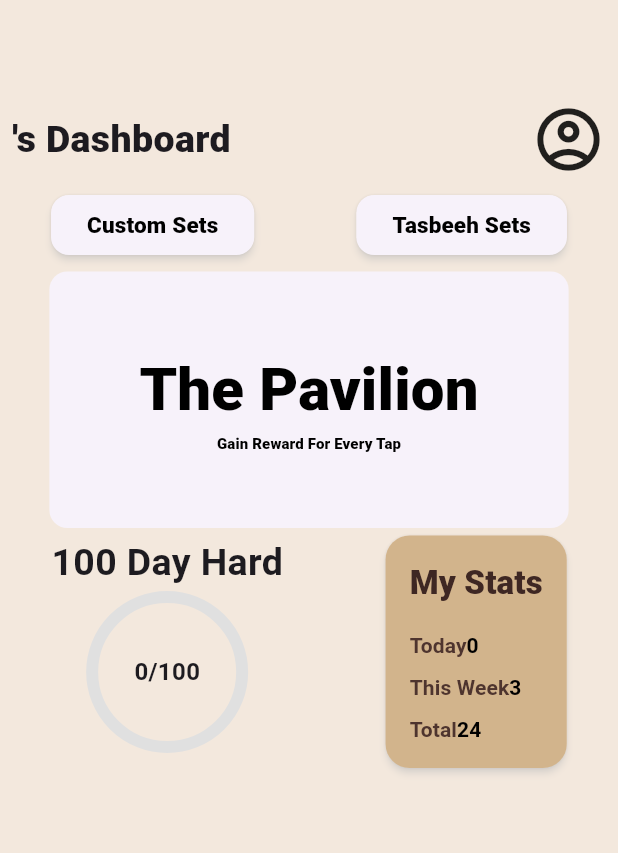
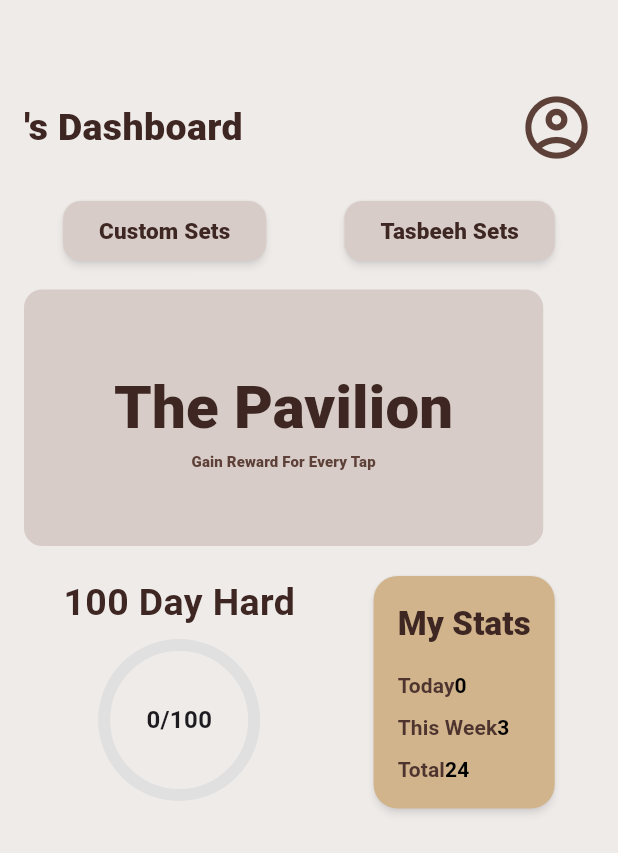
Before and after one commit to ZayanChaudhary044/dawam, a Flutter app: the HomePage screen opened directly with empty values, on a phone screen of 412 x 824 dp. Shown: the top 853 px of the screen. Run offline on Flutter 3.47's test engine with Material 3 defaults, Android fonts, the light colour scheme and no system bars; our stand-ins replace google_fonts.

Commit message:
Stats Table Added and Revamped colour palette

```diff
--- a/dawam/lib/components/stats-table.dart
+++ b/dawam/lib/components/stats-table.dart
@@ -9,7 +9,7 @@ class StatsTable extends StatelessWidget {
       onPressed: () {},
       style: ElevatedButton.styleFrom(
         elevation: 2,
-        backgroundColor: Color(0xFFD2B48C), // almond-chocolate background
+        backgroundColor: Color(0xFFD2B48C),
         padding: EdgeInsets.all(16),
         shadowColor: Colors.white,
         shape: RoundedRectangleBorder(
--- a/dawam/lib/pages/homepage.dart
+++ b/dawam/lib/pages/homepage.dart
@@ -8,15 +8,20 @@ class HomePage extends StatelessWidget {
 
   final String userName;
 
+  // Use MaterialColor so you can do textColor[900]
+  final MaterialColor textColor = Colors.brown;
+
   @override
   Widget build(BuildContext context) {
     return Scaffold(
-      body: Column(
+      backgroundColor: Colors.brown[50],  // subtle off-white brownish bg
+      body: Padding(
+        padding: const EdgeInsets.symmetric(horizontal: 16, vertical: 60),
+        child: Column(
+          crossAxisAlignment: CrossAxisAlignment.start,
           children: [
-          SizedBox(height: 60),
-          Padding(
-            padding: const EdgeInsets.all(8.0),
-            child: Row(
+            // Header Row
+            Row(
               mainAxisAlignment: MainAxisAlignment.spaceBetween,
               children: [
                 Text(
@@ -24,12 +29,16 @@ class HomePage extends StatelessWidget {
                   style: GoogleFonts.reemKufi(
                     fontSize: 25,
                     fontWeight: FontWeight.w900,
+                    color: textColor[900],
                   ),
                 ),
-                Icon(Icons.account_circle_outlined, size: 50),
+                Icon(Icons.account_circle_outlined, size: 50, color: textColor[700]),
               ],
             ),
-          ),
+
+            const SizedBox(height: 20),
+
+            // Buttons Row
             Row(
               mainAxisAlignment: MainAxisAlignment.spaceAround,
               children: [
@@ -41,13 +50,14 @@ class HomePage extends StatelessWidget {
                     shape: RoundedRectangleBorder(
                       borderRadius: BorderRadius.circular(12),
                     ),
+                    backgroundColor: Colors.brown[100],
                   ),
                   child: Text(
                     "Custom Sets",
                     style: TextStyle(
                       fontSize: 15,
                       fontWeight: FontWeight.w800,
-                    color: Colors.black,
+                      color: textColor[900],
                     ),
                   ),
                 ),
@@ -59,28 +69,33 @@ class HomePage extends StatelessWidget {
                     shape: RoundedRectangleBorder(
                       borderRadius: BorderRadius.circular(12),
                     ),
+                    backgroundColor: Colors.brown[100],
                   ),
                   child: Text(
                     "Tasbeeh Sets",
                     style: TextStyle(
                       fontSize: 15,
                       fontWeight: FontWeight.w800,
-                    color: Colors.black,
+                      color: textColor[900],
                     ),
                   ),
                 ),
               ],
             ),
-          SizedBox(height: 7),
+
+            const SizedBox(height: 15),
+
+            // Pavilion Button
             ElevatedButton(
               onPressed: () {},
               style: ElevatedButton.styleFrom(
                 elevation: 0,
-              padding: EdgeInsets.symmetric(horizontal: 60, vertical: 50),
+                padding: const EdgeInsets.symmetric(horizontal: 60, vertical: 50),
                 shadowColor: Colors.white,
                 shape: RoundedRectangleBorder(
                   borderRadius: BorderRadius.circular(12),
                 ),
+                backgroundColor: Colors.brown[100],
               ),
               child: Column(
                 children: [
@@ -90,7 +105,7 @@ class HomePage extends StatelessWidget {
                     style: GoogleFonts.reemKufi(
                       fontSize: 40,
                       fontWeight: FontWeight.w900,
-                    color: Colors.black,
+                      color: textColor[900],
                     ),
                   ),
                   Text(
@@ -99,44 +114,42 @@ class HomePage extends StatelessWidget {
                     style: TextStyle(
                       fontSize: 10,
                       fontWeight: FontWeight.w900,
-                    color: Colors.black,
+                      color: textColor[700],
                     ),
                   ),
                 ],
               ),
             ),
-          SizedBox(height: 5),
+
+            const SizedBox(height: 20),
+
+            // Progress + Stats Row
             Row(
               mainAxisAlignment: MainAxisAlignment.spaceAround,
               crossAxisAlignment: CrossAxisAlignment.start,
               children: [
                 Column(
                   children: [
-                  Padding(
-                    padding: const EdgeInsets.all(0.0),
-                    child: Text(
+                    Text(
                       "100 Day Hard",
                       style: GoogleFonts.reemKufi(
                         fontSize: 25,
                         fontWeight: FontWeight.w700,
+                        color: textColor[900],
                       ),
                     ),
+                    const SizedBox(height: 10),
+                    CircularProgressWidget(progress: 0),
+                  ],
                 ),
-                  Padding(
-                    padding: const EdgeInsets.only(top: 5),
-                    child: CircularProgressWidget(progress: 0),
+
+                // Your stats widget imported
+                StatsTable(),
+              ],
             ),
           ],
         ),
-              StatsTable()
-            ],
-          ),
-
-        ],
       ),
     );
   }
 }
-
-//next session points
-//use card instead of container for prayer timetable
```
Lines whose indentation alone changed are shown as unchanged.
